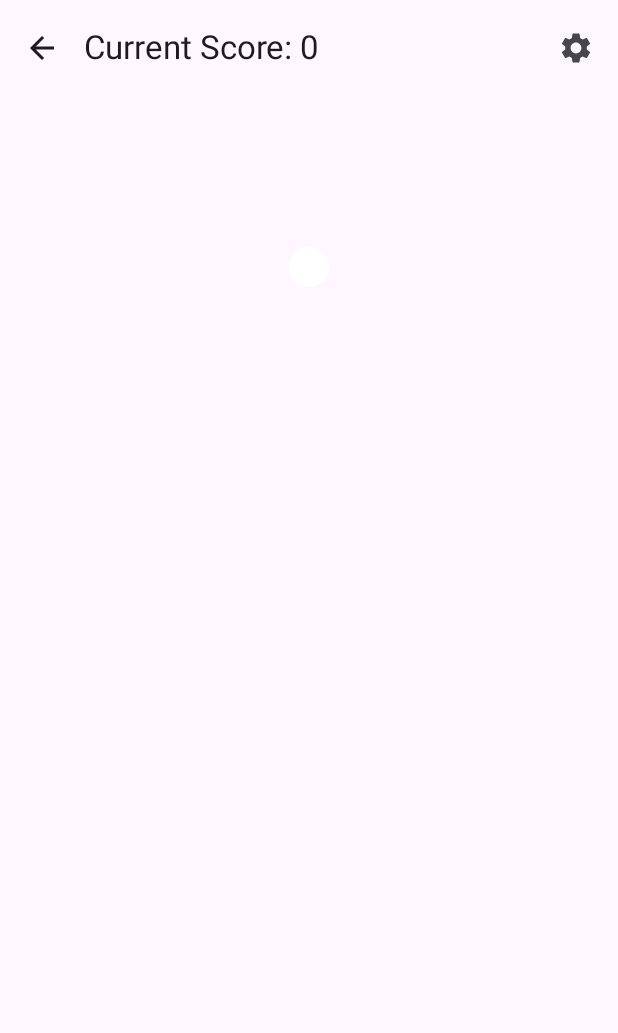
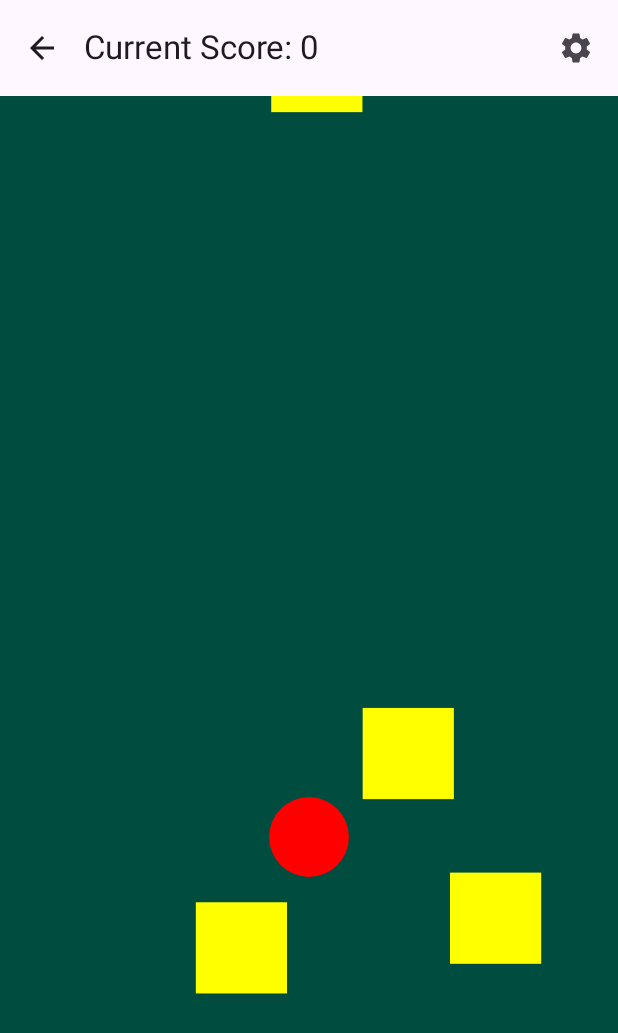
Before and after one commit to TreyMartin0/ProSkierApp, an Android app built with Jetpack Compose: the screen it shows after launch (MainActivity), after a tap on "Start Run", on a phone screen of 412 x 824 dp. Shown: the top 1033 px of the screen. Run offline under Robolectric (Android 15) with nearby library versions, the phone set to English and light mode, and no system bars.

Commit message:
basic game structure

```diff
--- a/app/src/main/java/com/treymartin/tiltskier/MainActivity.kt
+++ b/app/src/main/java/com/treymartin/tiltskier/MainActivity.kt
@@ -59,6 +59,7 @@ import com.treymartin.tiltskier.game.RunState
 import com.treymartin.tiltskier.ui.game.GameViewModel
 import com.treymartin.tiltskier.ui.scores.ScoresViewModel
 import com.treymartin.tiltskier.ui.settings.SettingsViewModel
+import com.treymartin.tiltskier.ui.game.GameScreen
 import kotlinx.coroutines.delay
 
 class MainActivity : ComponentActivity() {
@@ -275,125 +276,3 @@ fun HowToScreen(onBack: () -> Unit) {
         }
     }
 }
-
-@Composable
-fun TiltListener(onTilt: (ax: Float, ay: Float) -> Unit) {
-    val context = LocalContext.current
-
-    DisposableEffect(Unit) {
-        val sensorManager =
-            context.getSystemService(Context.SENSOR_SERVICE) as SensorManager
-        val accel = sensorManager.getDefaultSensor(Sensor.TYPE_ACCELEROMETER)
-
-        val listener = object : SensorEventListener {
-            override fun onSensorChanged(event: SensorEvent) {
-                val ax = event.values[0]   // left/right tilt
-                val ay = event.values[1]   // forward/back tilt
-                onTilt(ax, ay)
-            }
-
-            override fun onAccuracyChanged(sensor: Sensor?, accuracy: Int) {}
-        }
-
-        sensorManager.registerListener(listener, accel, SensorManager.SENSOR_DELAY_GAME)
-
-        // Cleanup
-        onDispose {
-            sensorManager.unregisterListener(listener)
-        }
-    }
-}
-
-@OptIn(ExperimentalMaterial3Api::class)
-@Composable
-fun GameScreen(
-    viewModel: GameViewModel,
-    onExit: () -> Unit,
-    onSettings: () -> Unit
-) {
-    val ui = viewModel.ui
-    val lastTime = remember { mutableStateOf(System.currentTimeMillis()) }
-
-    // Tilt
-    TiltListener { ax, ay -> viewModel.onTilt(ax, ay) }
-
-    // Game loop
-    LaunchedEffect(Unit) {
-        while (true) {
-            val now = System.currentTimeMillis()
-            val dt = now - lastTime.value
-            lastTime.value = now
-            viewModel.tick(dt)
-            delay(16L) // ~60 fps
-        }
-    }
-
-    // Layout similar to your wireframe: score text, gear icon, skier + obstacles.
-    Scaffold(
-        topBar = {
-            TopAppBar(
-                title = { Text("Current Score: ${ui.score}") },
-                navigationIcon = {
-                    IconButton(onClick = onExit) {
-                        Icon(Icons.Default.ArrowBack, "Exit")
-                    }
-                },
-                actions = {
-                    IconButton(onClick = onSettings) {
-                        Icon(Icons.Default.Settings, "Settings")
-                    }
-                }
-            )
-        }
-    ) { padding ->
-        Box(
-            modifier = Modifier
-                .padding(padding)
-                .fillMaxSize()
-        ) {
-            GameCanvas(ui)
-            if (ui.runState == RunState.GAME_OVER) {
-                // overlay game over message & restart button
-                Column(
-                    Modifier.align(Alignment.Center),
-                    horizontalAlignment = Alignment.CenterHorizontally
-                ) {
-                    Text("Game Over", style = MaterialTheme.typography.headlineMedium)
-                    Text("Score: ${ui.score}  Best: ${ui.bestScore}")
-                    Spacer(Modifier.height(8.dp))
-                    Button(onClick = { viewModel.restart() }) {
-                        Text("Play Again")
-                    }
-                }
-            }
-        }
-    }
-}
-
-@Composable
-fun GameCanvas(ui: GameUiState) {
-    Canvas(modifier = Modifier.fillMaxSize()) {
-        val w = size.width
-        val h = size.height
-
-        // Convert normalized coords to pixels
-        fun nx(x: Float) = x * w
-        fun ny(y: Float) = h - y * h   // y = 0 at bottom
-
-        // Skier (circle)
-        drawCircle(
-            color = Color.White,
-            center = Offset(nx(ui.skierX), ny(ui.skierY)),
-            radius = 20f
-        )
-
-        // Obstacles (rectangles)
-        ui.obstacles.forEach { o ->
-            drawRect(
-                color = Color.Green,
-                topLeft = Offset(nx(o.x) - 15f, ny(o.y) - 30f),
-                size = Size(30f, 30f)
-            )
-        }
-    }
-}
--- a/app/src/main/java/com/treymartin/tiltskier/data/SettingsRepository.kt
+++ b/app/src/main/java/com/treymartin/tiltskier/data/SettingsRepository.kt
@@ -5,18 +5,21 @@ import androidx.datastore.preferences.core.edit
 import com.treymartin.tiltskier.data.datastore.PrefKeys
 import com.treymartin.tiltskier.data.datastore.appDataStore
 import com.treymartin.tiltskier.settings.SettingsUiState
+import kotlinx.coroutines.flow.Flow
 import kotlinx.coroutines.flow.first
+import kotlinx.coroutines.flow.map
 
 class SettingsRepository(private val context: Context) {
 
-    suspend fun read(): SettingsUiState {
-        val prefs = context.appDataStore.data.first()
-        return SettingsUiState(
-            sensitivity = prefs[PrefKeys.SENSITIVITY] ?: 1.0f,
-            soundOn = prefs[PrefKeys.SOUND_ON] ?: true,
-            hapticsOn = prefs[PrefKeys.HAPTICS_ON] ?: true,
-        )
-    }
+    val settingsFlow: Flow<SettingsUiState> =
+        context.appDataStore.data.map { prefs ->
+            SettingsUiState(
+                sensitivity = prefs[PrefKeys.SENSITIVITY] ?: 1.0f,
+                soundOn = prefs[PrefKeys.SOUND_ON] ?: true,
+                hapticsOn = prefs[PrefKeys.HAPTICS_ON] ?: true,
+            )
+        }
+    suspend fun read(): SettingsUiState = settingsFlow.first()
 
     suspend fun update(block: (SettingsUiState) -> SettingsUiState) {
         context.appDataStore.edit { prefs ->
--- a/app/src/main/java/com/treymartin/tiltskier/game/GameModels.kt
+++ b/app/src/main/java/com/treymartin/tiltskier/game/GameModels.kt
@@ -17,8 +17,9 @@ data class GameUiState(
     val score: Int = 0,
     val bestScore: Int = 0,
     val skierX: Float = 0.5f,
-    val skierY: Float = 0.85f,
-    val worldSpeed: Float = 1.0f,
+    val skierY: Float = 0.35f,
+    val skierRadius: Float = 0.05f,
+    val worldSpeed: Float = 0.4f,
     val sensitivity: Float = 1.0f,
     val soundOn: Boolean = true,
     val hapticsOn: Boolean = true,
--- /dev/null
+++ b/app/src/main/java/com/treymartin/tiltskier/ui/game/GameCanvas.kt
@@ -0,0 +1,45 @@
+package com.treymartin.tiltskier.ui.game
+
+import androidx.compose.foundation.Canvas
+import androidx.compose.foundation.background
+import androidx.compose.runtime.Composable
+import androidx.compose.ui.Modifier
+import androidx.compose.ui.geometry.Offset
+import androidx.compose.ui.geometry.Size
+import androidx.compose.ui.graphics.Color
+import com.treymartin.tiltskier.game.GameUiState
+import kotlin.math.min
+
+@Composable
+fun GameCanvas(ui: GameUiState, modifier: Modifier = Modifier) {
+    Canvas(
+        modifier = modifier
+            .background(Color(0xFF004D40)) // dark green slope
+    ) {
+        val w = size.width
+        val h = size.height
+
+        fun nx(x: Float) = x * w
+        fun ny(y: Float) = h - y * h   // y=0 bottom, y=1 top
+
+        // ---- Skier ----
+        val skierRadiusWorld = 0.035f
+        val skierRadiusPx = skierRadiusWorld * h
+
+        drawCircle(
+            color = Color.Red,
+            center = Offset(nx(ui.skierX), ny(ui.skierY)),
+            radius = skierRadiusPx
+        )
+
+        // ---- Obstacles ----
+        ui.obstacles.forEach { o ->
+            val rPx = o.radius * h    // radius scaled by height
+            drawRect(
+                color = Color.Yellow,
+                topLeft = Offset(nx(o.x) - rPx, ny(o.y) - rPx),
+                size = Size(rPx * 2, rPx * 2)
+            )
+        }
+    }
+}
--- /dev/null
+++ b/app/src/main/java/com/treymartin/tiltskier/ui/game/GameScreen.kt
@@ -0,0 +1,94 @@
+package com.treymartin.tiltskier.ui.game
+
+import androidx.compose.foundation.layout.Box
+import androidx.compose.foundation.layout.Column
+import androidx.compose.foundation.layout.Spacer
+import androidx.compose.foundation.layout.fillMaxSize
+import androidx.compose.foundation.layout.padding
+import androidx.compose.foundation.layout.height
+import androidx.compose.material.icons.Icons
+import androidx.compose.material.icons.filled.ArrowBack
+import androidx.compose.material.icons.filled.Settings
+import androidx.compose.material3.Button
+import androidx.compose.material3.ExperimentalMaterial3Api
+import androidx.compose.material3.Icon
+import androidx.compose.material3.IconButton
+import androidx.compose.material3.Scaffold
+import androidx.compose.material3.Text
+import androidx.compose.material3.TopAppBar
+import androidx.compose.runtime.Composable
+import androidx.compose.runtime.LaunchedEffect
+import androidx.compose.runtime.mutableStateOf
+import androidx.compose.runtime.remember
+import androidx.compose.ui.Alignment
+import androidx.compose.ui.Modifier
+import androidx.compose.ui.unit.dp
+import com.treymartin.tiltskier.game.GameUiState
+import com.treymartin.tiltskier.game.RunState
+import kotlinx.coroutines.delay
+
+@OptIn(ExperimentalMaterial3Api::class)
+@Composable
+fun GameScreen(
+    viewModel: GameViewModel,
+    onExit: () -> Unit,
+    onSettings: () -> Unit
+) {
+    val ui = viewModel.ui
+    val lastTime = remember { mutableStateOf(System.currentTimeMillis()) }
+
+    // Tilt
+    TiltListener { ax, ay -> viewModel.onTilt(ax, ay) }
+
+    // Game loop: calls tick(dt) over and over
+    LaunchedEffect(Unit) {
+        while (true) {
+            val now = System.currentTimeMillis()
+            val dt = now - lastTime.value
+            lastTime.value = now
+            viewModel.tick(dt)
+            delay(16L) // ~60 fps
+        }
+    }
+
+    Scaffold(
+        topBar = {
+            TopAppBar(
+                title = { Text("Current Score: ${ui.score}") },
+                navigationIcon = {
+                    IconButton(onClick = onExit) {
+                        Icon(Icons.Default.ArrowBack, contentDescription = "Exit")
+                    }
+                },
+                actions = {
+                    IconButton(onClick = onSettings) {
+                        Icon(Icons.Default.Settings, contentDescription = "Settings")
+                    }
+                }
+            )
+        }
+    ) { padding ->
+        Box(
+            modifier = Modifier
+                .padding(padding)
+                .fillMaxSize()
+        ) {
+            GameCanvas(ui = ui, modifier = Modifier.fillMaxSize())
+
+            if (ui.runState == RunState.GAME_OVER) {
+                Column(
+                    modifier = Modifier.align(Alignment.Center),
+                    horizontalAlignment = Alignment.CenterHorizontally
+                ) {
+                    Text("DEBUG: ${ui.skierX}, ${ui.skierY}")
+                    Text("Game Over")
+                    Text("Score: ${ui.score}  Best: ${ui.bestScore}")
+                    Spacer(Modifier.height(8.dp))
+                    Button(onClick = { viewModel.restart() }) {
+                        Text("Play Again")
+                    }
+                }
+            }
+        }
+    }
+}
--- a/app/src/main/java/com/treymartin/tiltskier/ui/game/GameViewModel.kt
+++ b/app/src/main/java/com/treymartin/tiltskier/ui/game/GameViewModel.kt
@@ -9,6 +9,7 @@ import androidx.lifecycle.viewModelScope
 import com.treymartin.tiltskier.data.SettingsRepository
 import com.treymartin.tiltskier.data.ScoresRepository
 import com.treymartin.tiltskier.game.*
+import kotlinx.coroutines.flow.collectLatest
 import kotlinx.coroutines.launch
 import kotlin.math.hypot
 import kotlin.random.Random
@@ -18,20 +19,27 @@ class GameViewModel(
     private val scoresRepo: ScoresRepository
 ) : ViewModel() {
 
+    private val rng = Random(System.currentTimeMillis())
+
     var ui by mutableStateOf(GameUiState())
         private set
 
     init {
-        // Load settings and best score when VM starts
+        // load best score once
         viewModelScope.launch {
-            val settings = settingsRepo.read()
             val best = scoresRepo.best()
-            ui = ui.copy(
-                sensitivity = settings.sensitivity,
-                soundOn = settings.soundOn,
-                hapticsOn = settings.hapticsOn,
-                bestScore = best
-            )
+            ui = ui.copy(bestScore = best)
+        }
+
+        // react to settings changes in real time
+        viewModelScope.launch {
+            settingsRepo.settingsFlow.collectLatest { settings ->
+                ui = ui.copy(
+                    sensitivity = settings.sensitivity,
+                    soundOn = settings.soundOn,
+                    hapticsOn = settings.hapticsOn
+                )
+            }
         }
     }
 
@@ -49,35 +57,44 @@ class GameViewModel(
         val speed = ui.worldSpeed
 
         // Move obstacles downward
-        var obstacles = ui.obstacles.map { it.copy(y = it.y - speed * dtSec) }
-            .filter { it.y + it.radius > 0f } // keep only on-screen
+        val moved = ui.obstacles.map { it.copy(y = it.y - speed * dtSec) }
 
-        // Spawn new obstacles probabilistically
-        val rand = Random(ui.rngSeed)
-        var seed = ui.rngSeed
-        if (rand.nextFloat() < 0.05f) {
-            seed = rand.nextLong()
+        // Keep obstacles while ANY part is still on the green:
+        // y + radius > 0  => top edge above bottom line
+        val remaining = moved.filter { it.y + it.radius > 0f }
+
+        // Obstacles that just fully passed off the bottom:
+        val passedCount = moved.count { it.y + it.radius <= 0f }
+
+        var obstacles = remaining
+
+        // Spawn new obstacles near the very top edge
+        if (rng.nextFloat() < 0.03f) {  // spawn probability per frame
+            val radius = 0.04f          // tweak size if you want
             val new = Obstacle(
-                id = seed,
-                x = rand.nextFloat(),  // 0..1
-                y = 1.5f,
-                radius = 0.05f,
-                type = if (rand.nextBoolean()) ObstacleType.TREE else ObstacleType.ROCK
+                id = rng.nextLong(),
+                x = rng.nextFloat(),         // 0..1 across width
+                y = 1f + radius,             // starts just above top
+                radius = radius,
+                type = if (rng.nextBoolean()) ObstacleType.TREE else ObstacleType.ROCK
             )
             obstacles = obstacles + new
         }
 
-        // Collision check
+        //Collision check
         val skierX = ui.skierX
         val skierY = ui.skierY
-        val collided = obstacles.any {
-            val dx = it.x - skierX
-            val dy = it.y - skierY
-            hypot(dx, dy) < it.radius + 0.04f
+        val skierRadius = 0.035f
+
+        val collided = obstacles.any { o ->
+            val dx = o.x - skierX
+            val dy = o.y - skierY
+            hypot(dx, dy) < o.radius + skierRadius
         }
 
-        val newScore = ui.score + (speed * dtSec * 10).toInt()
-        val newSpeed = (speed + dtSec * 0.05f).coerceAtMost(4.0f)
+        // Score: +1 per obstacle successfully passed
+        val newScore = ui.score + passedCount
+        val newSpeed = (speed + dtSec * 0.02f).coerceAtMost(3.0f)
 
         if (collided) {
             crash()
@@ -85,8 +102,7 @@ class GameViewModel(
             ui = ui.copy(
                 obstacles = obstacles,
                 score = newScore,
-                worldSpeed = newSpeed,
-                rngSeed = seed
+                worldSpeed = newSpeed
             )
         }
     }
@@ -95,7 +111,7 @@ class GameViewModel(
         ui = ui.copy(
             runState = RunState.RUNNING,
             score = 0,
-            worldSpeed = 1.0f,
+            worldSpeed = 0.4f,
             obstacles = emptyList()
         )
     }
--- /dev/null
+++ b/app/src/main/java/com/treymartin/tiltskier/ui/game/TiltListener.kt
@@ -0,0 +1,38 @@
+package com.treymartin.tiltskier.ui.game
+
+import android.content.Context
+import android.hardware.Sensor
+import android.hardware.SensorEvent
+import android.hardware.SensorEventListener
+import android.hardware.SensorManager
+import androidx.compose.runtime.Composable
+import androidx.compose.runtime.DisposableEffect
+import androidx.compose.ui.platform.LocalContext
+
+@Composable
+fun TiltListener(onTilt: (ax: Float, ay: Float) -> Unit) {
+    val context = LocalContext.current
+
+    DisposableEffect(Unit) {
+        val sensorManager =
+            context.getSystemService(Context.SENSOR_SERVICE) as SensorManager
+        val accel = sensorManager.getDefaultSensor(Sensor.TYPE_ACCELEROMETER)
+
+        val listener = object : SensorEventListener {
+            override fun onSensorChanged(event: SensorEvent) {
+                val ax = event.values[0]   // left/right tilt
+                val ay = event.values[1]   // forward/back tilt
+                onTilt(ax, ay)
+            }
+
+            override fun onAccuracyChanged(sensor: Sensor?, accuracy: Int) {}
+        }
+
+        sensorManager.registerListener(listener, accel, SensorManager.SENSOR_DELAY_GAME)
+
+        // Cleanup
+        onDispose {
+            sensorManager.unregisterListener(listener)
+        }
+    }
+}
```
